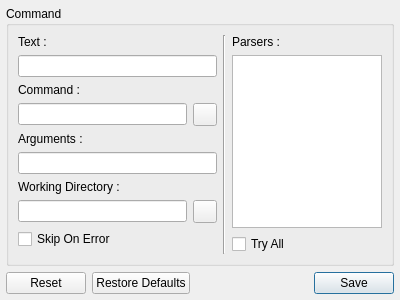
Above: v2/branches/dev/monkey/src/pluginsmanager/ui/UICLIToolSettings.ui from testmana2/mks before the change. Below: the same form after it.
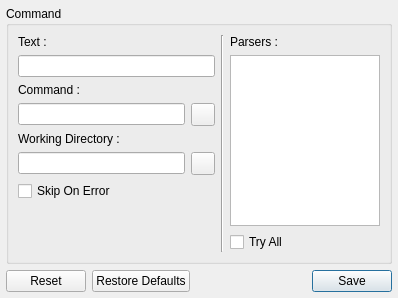
That is the form after the change. Icons and pictures are not drawn.

Commit message: Simplified pCommand. Having separate binary and arguments was a bad idea.

Patch:
```diff
--- a/v2/branches/dev/monkey/src/pluginsmanager/ui/UICLIToolSettings.ui
+++ b/v2/branches/dev/monkey/src/pluginsmanager/ui/UICLIToolSettings.ui
@@ -6,8 +6,8 @@
    <rect>
     <x>0</x>
     <y>0</y>
-    <width>400</width>
-    <height>300</height>
+    <width>398</width>
+    <height>298</height>
    </rect>
   </property>
   <property name="windowTitle">
@@ -67,26 +67,16 @@
           </widget>
          </item>
          <item row="4" column="0" colspan="2">
-          <widget class="QLabel" name="lBuildCommandArguments">
-           <property name="text">
-            <string>Arguments :</string>
-           </property>
-          </widget>
-         </item>
-         <item row="5" column="0" colspan="2">
-          <widget class="QLineEdit" name="leBuildCommandArguments"/>
-         </item>
-         <item row="6" column="0" colspan="2">
           <widget class="QLabel" name="lBuildCommandWorkingDirectory">
            <property name="text">
             <string>Working Directory :</string>
            </property>
           </widget>
          </item>
-         <item row="7" column="0">
+         <item row="5" column="0">
           <widget class="QLineEdit" name="leBuildCommandWorkingDirectory"/>
          </item>
-         <item row="7" column="1">
+         <item row="5" column="1">
           <widget class="QToolButton" name="tbBuildCommandWorkingDirectory">
            <property name="icon">
             <iconset resource="../../resources/resources.qrc">
@@ -94,14 +84,14 @@
            </property>
           </widget>
          </item>
-         <item row="8" column="0" colspan="2">
+         <item row="6" column="0" colspan="2">
           <widget class="QCheckBox" name="cbBuildCommandSkipOnError">
            <property name="text">
             <string>Skip On Error</string>
            </property>
           </widget>
          </item>
-         <item row="9" column="0" colspan="2">
+         <item row="7" column="0" colspan="2">
           <spacer name="verticalSpacer">
            <property name="orientation">
             <enum>Qt::Vertical</enum>
```
The commit also changes 20 other files.
